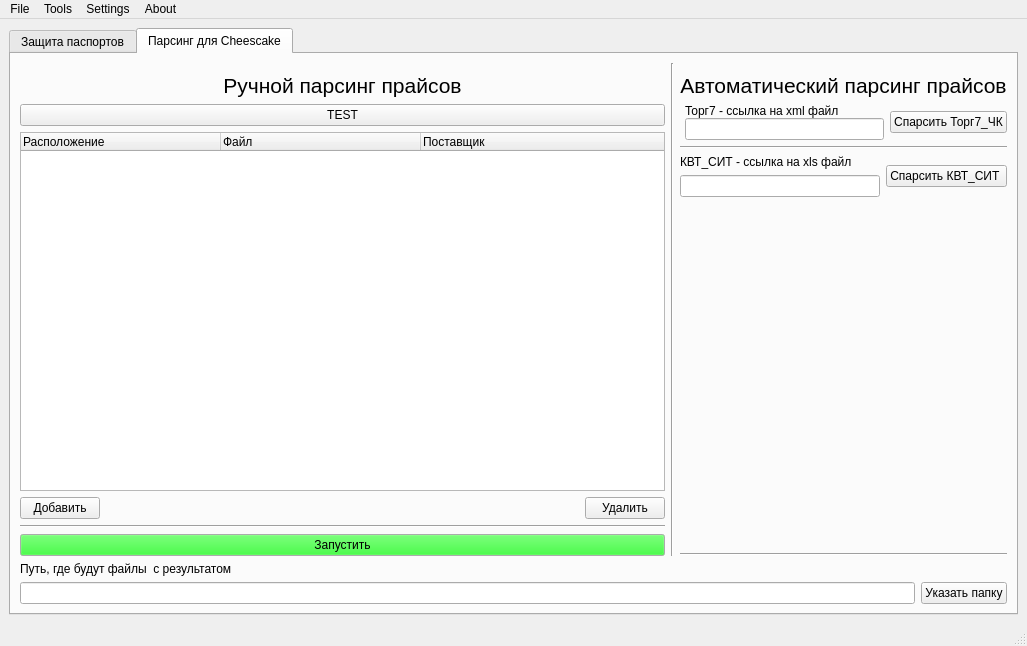
This is main_window.ui in Risez51/IvanCRM as Qt 5 draws it before an edit. The edited form follows.
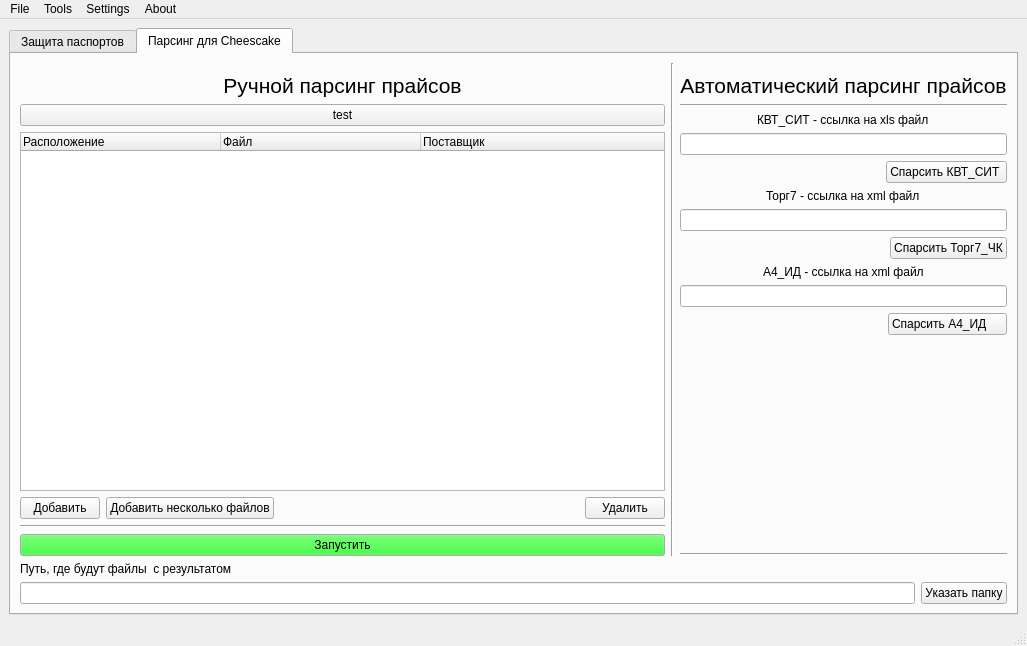
This is the edited form. Icons and pictures are not drawn.

Commit message: release manual and automatic supplier parser torg7 - from local xml and from url_link n1 - multiple files kvt - from local xls and url_link

The edit to the form file:
```diff
--- a/main_window.ui
+++ b/main_window.ui
@@ -127,13 +127,6 @@
               </property>
              </widget>
             </item>
-            <item>
-             <widget class="QPushButton" name="test_push_button">
-              <property name="text">
-               <string>test</string>
-              </property>
-             </widget>
-            </item>
             <item>
              <spacer name="horizontalSpacer">
               <property name="orientation">
@@ -196,9 +189,9 @@
                </widget>
               </item>
               <item>
-               <widget class="QPushButton" name="test_parser_push_button">
+               <widget class="QPushButton" name="test_push_button">
                 <property name="text">
-                 <string>TEST</string>
+                 <string>test</string>
                 </property>
                </widget>
               </item>
@@ -233,6 +226,16 @@
                   </property>
                  </widget>
                 </item>
+                <item>
+                 <widget class="QPushButton" name="add_multiple_price_push_button">
+                  <property name="toolTip">
+                   <string>Для поставщиков из нескольких прайсов</string>
+                  </property>
+                  <property name="text">
+                   <string>Добавить несколько файлов</string>
+                  </property>
+                 </widget>
+                </item>
                 <item>
                  <spacer name="horizontalSpacer_3">
                   <property name="orientation">
@@ -344,49 +347,6 @@
                 </property>
                </widget>
               </item>
-              <item>
-               <layout class="QHBoxLayout" name="horizontalLayout_7">
-                <property name="spacing">
-                 <number>6</number>
-                </property>
-                <item>
-                 <layout class="QVBoxLayout" name="verticalLayout_4">
-                  <property name="spacing">
-                   <number>0</number>
-                  </property>
-                  <property name="leftMargin">
-                   <number>5</number>
-                  </property>
-                  <item>
-                   <widget class="QLabel" name="torg7_label">
-                    <property name="sizePolicy">
-                     <sizepolicy hsizetype="Preferred" vsizetype="Fixed">
-                      <horstretch>0</horstretch>
-                      <verstretch>0</verstretch>
-                     </sizepolicy>
-                    </property>
-                    <property name="text">
-                     <string>Торг7 - ссылка на xml файл</string>
-                    </property>
-                    <property name="margin">
-                     <number>5</number>
-                    </property>
-                   </widget>
-                  </item>
-                  <item>
-                   <widget class="QLineEdit" name="link_torg7_line_edit"/>
-                  </item>
-                 </layout>
-                </item>
-                <item>
-                 <widget class="QPushButton" name="parser_torg7_push_button">
-                  <property name="text">
-                   <string>Спарсить Торг7_ЧК</string>
-                  </property>
-                 </widget>
-                </item>
-               </layout>
-              </item>
               <item>
                <widget class="Line" name="line_2">
                 <property name="orientation">
@@ -395,32 +355,34 @@
                </widget>
               </item>
               <item>
-               <layout class="QHBoxLayout" name="horizontalLayout_8">
-                <property name="spacing">
-                 <number>6</number>
+               <layout class="QVBoxLayout" name="verticalLayout_5" stretch="0,0,0">
+                <property name="leftMargin">
+                 <number>0</number>
                 </property>
-                <item>
-                 <layout class="QVBoxLayout" name="verticalLayout_5" stretch="0,0">
-                  <item>
-                   <widget class="QLabel" name="kvt_label">
-                    <property name="sizePolicy">
-                     <sizepolicy hsizetype="Preferred" vsizetype="Fixed">
-                      <horstretch>0</horstretch>
-                      <verstretch>0</verstretch>
-                     </sizepolicy>
-                    </property>
-                    <property name="text">
-                     <string>КВТ_СИТ - ссылка на xls файл</string>
-                    </property>
-                   </widget>
-                  </item>
-                  <item>
-                   <widget class="QLineEdit" name="link_kvt_line_edit"/>
-                  </item>
-                 </layout>
+                <item alignment="Qt::AlignHCenter">
+                 <widget class="QLabel" name="kvt_label">
+                  <property name="sizePolicy">
+                   <sizepolicy hsizetype="Preferred" vsizetype="Fixed">
+                    <horstretch>0</horstretch>
+                    <verstretch>0</verstretch>
+                   </sizepolicy>
+                  </property>
+                  <property name="text">
+                   <string>КВТ_СИТ - ссылка на xls файл</string>
+                  </property>
+                 </widget>
                 </item>
                 <item>
-                 <widget class="QPushButton" name="parser_kvt_push_button">
+                 <widget class="QLineEdit" name="link_kvt_line_edit"/>
+                </item>
+                <item alignment="Qt::AlignRight">
+                 <widget class="QPushButton" name="parse_kvt_push_button">
+                  <property name="sizePolicy">
+                   <sizepolicy hsizetype="Fixed" vsizetype="Fixed">
+                    <horstretch>0</horstretch>
+                    <verstretch>0</verstretch>
+                   </sizepolicy>
+                  </property>
                   <property name="text">
                    <string>Спарсить КВТ_СИТ </string>
                   </property>
@@ -428,6 +390,81 @@
                 </item>
                </layout>
               </item>
+              <item>
+               <layout class="QVBoxLayout" name="verticalLayout_4">
+                <property name="spacing">
+                 <number>6</number>
+                </property>
+                <property name="leftMargin">
+                 <number>0</number>
+                </property>
+                <item alignment="Qt::AlignHCenter">
+                 <widget class="QLabel" name="torg7_label">
+                  <property name="sizePolicy">
+                   <sizepolicy hsizetype="Preferred" vsizetype="Fixed">
+                    <horstretch>0</horstretch>
+                    <verstretch>0</verstretch>
+                   </sizepolicy>
+                  </property>
+                  <property name="text">
+                   <string>Торг7 - ссылка на xml файл</string>
+                  </property>
+                  <property name="margin">
+                   <number>5</number>
+                  </property>
+                 </widget>
+                </item>
+                <item>
+                 <widget class="QLineEdit" name="link_torg7_line_edit"/>
+                </item>
+                <item alignment="Qt::AlignRight">
+                 <widget class="QPushButton" name="parse_torg7_push_button">
+                  <property name="sizePolicy">
+                   <sizepolicy hsizetype="Fixed" vsizetype="Fixed">
+                    <horstretch>0</horstretch>
+                    <verstretch>0</verstretch>
+                   </sizepolicy>
+                  </property>
+                  <property name="text">
+                   <string>Спарсить Торг7_ЧК</string>
+                  </property>
+                 </widget>
+                </item>
+               </layout>
+              </item>
+              <item>
+               <layout class="QVBoxLayout" name="verticalLayout_9">
+                <item alignment="Qt::AlignHCenter">
+                 <widget class="QLabel" name="a4_label">
+                  <property name="sizePolicy">
+                   <sizepolicy hsizetype="Preferred" vsizetype="Fixed">
+                    <horstretch>0</horstretch>
+                    <verstretch>0</verstretch>
+                   </sizepolicy>
+                  </property>
+                  <property name="text">
+                   <string>А4_ИД - ссылка на xml файл</string>
+                  </property>
+                 </widget>
+                </item>
+                <item>
+                 <widget class="QLineEdit" name="link_a4_line_edit"/>
+                </item>
+                <item alignment="Qt::AlignRight">
+                 <widget class="QPushButton" name="parse_a4_push_button">
+                  <property name="sizePolicy">
+                   <sizepolicy hsizetype="Fixed" vsizetype="Fixed">
+                    <horstretch>0</horstretch>
+                    <verstretch>0</verstretch>
+                   </sizepolicy>
+                  </property>
+                  <property name="text">
+                   <string>Спарсить А4_ИД     </string>
+                  </property>
+                 </widget>
+                </item>
+               </layout>
+              </item>
               <item>
                <spacer name="verticalSpacer">
                 <property name="orientation">
```
Left out of the diff: 5 changed lines with no effect on the pictures. The commit also changes 11 other files.
